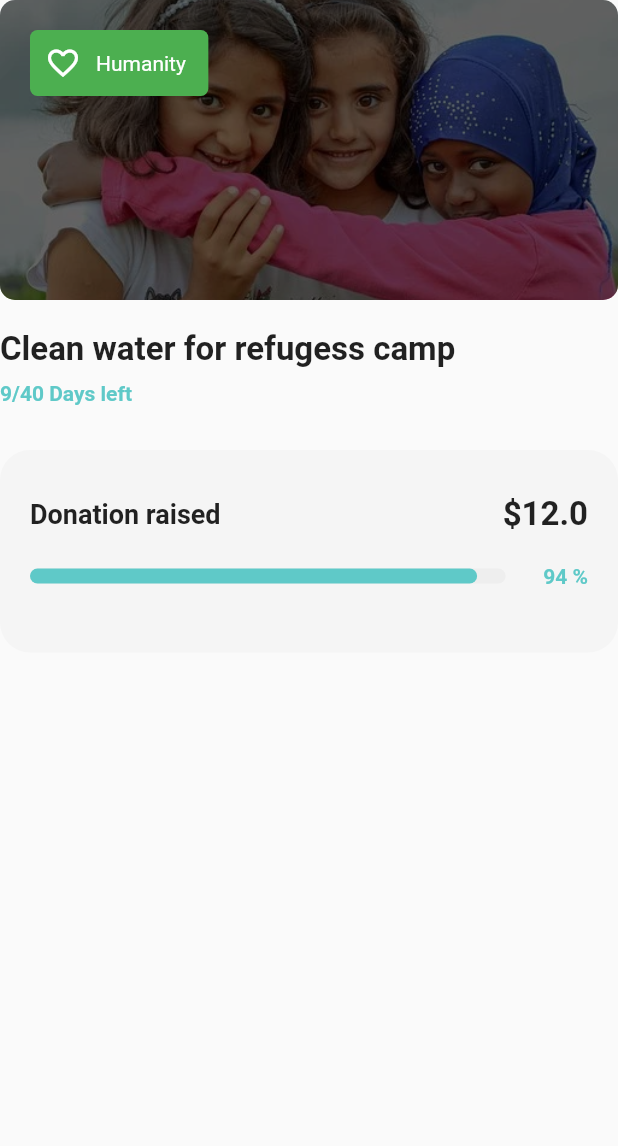
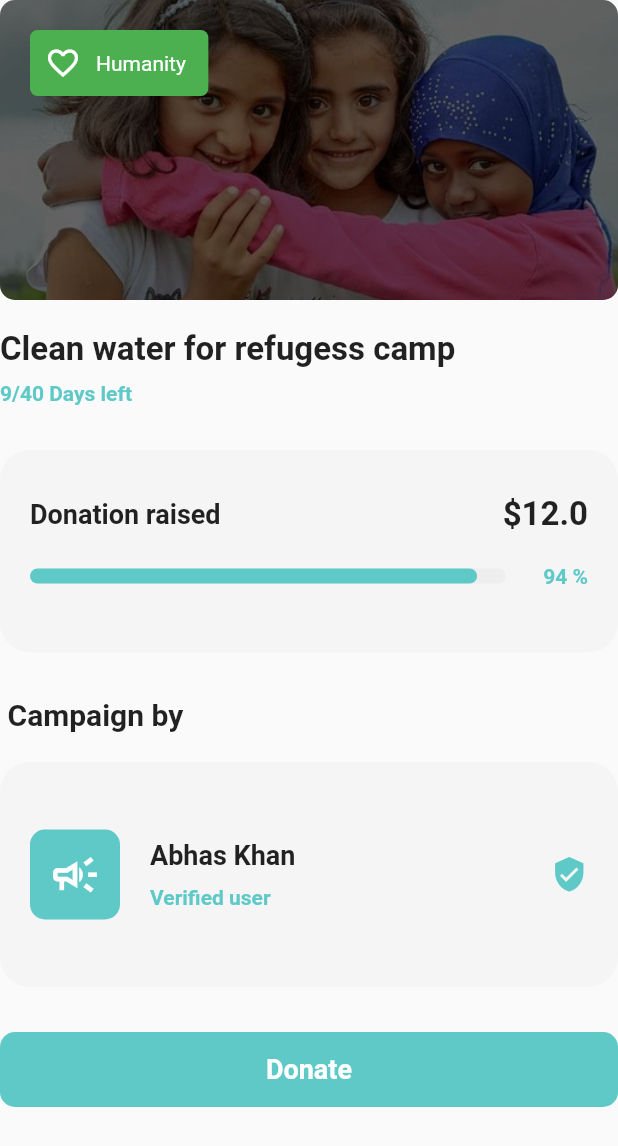
Before and after one commit to vasanth2929/donation-app, a Flutter app: the IssueDetail widget shown alone on an empty page, opened directly with sample values from the repository, on a phone screen of 412 x 824 dp. Shown: the top 1146 px of the screen. Run offline on Flutter 3.47's test engine with Material 2 defaults, Android fonts, the phone set to English and light mode, and no system bars; our stand-ins replace get.

Commit message:
detail page

```diff
--- a/lib/widgets/detail/issue_detail.dart
+++ b/lib/widgets/detail/issue_detail.dart
@@ -139,6 +139,91 @@ class IssueDetail extends StatelessWidget {
               )
             ],
           ),
+        ),
+        SizedBox(
+          height: 30,
+        ),
+        Padding(
+          padding: EdgeInsets.only(left: 5, bottom: 20),
+          child: Text(
+            "Campaign by",
+            style: TextStyle(fontWeight: FontWeight.bold, fontSize: 20),
+          ),
+        ),
+        Container(
+          padding: EdgeInsets.all(20),
+          decoration: BoxDecoration(
+              color: Colors.grey[100], borderRadius: BorderRadius.circular(20)),
+          height: 150,
+          child: Row(
+            crossAxisAlignment: CrossAxisAlignment.center,
+            children: [
+              Container(
+                height: 60,
+                width: 60,
+                decoration: BoxDecoration(
+                    color: Color(0xFF5fc9c8),
+                    borderRadius: BorderRadius.circular(10)),
+                child: Center(
+                  child: Icon(
+                    Icons.campaign_outlined,
+                    size: 35,
+                    color: Colors.white,
+                  ),
+                ),
+              ),
+              SizedBox(
+                width: 20,
+              ),
+              Column(
+                crossAxisAlignment: CrossAxisAlignment.start,
+                mainAxisAlignment: MainAxisAlignment.center,
+                children: [
+                  Text(
+                    "Abhas Khan",
+                    style: TextStyle(fontSize: 18, fontWeight: FontWeight.bold),
+                  ),
+                  SizedBox(
+                    height: 10,
+                  ),
+                  Text(
+                    "Verified user",
+                    style: TextStyle(
+                        color: Color(0xFF5fc9c8), fontWeight: FontWeight.bold),
+                  )
+                ],
+              ),
+              Expanded(child: Container()),
+              Icon(
+                Icons.verified_user,
+                size: 25,
+                color: Color(0xFF5fc9c8),
+              )
+            ],
+          ),
+        ),
+        SizedBox(
+          height: 30,
+        ),
+        InkWell(
+          onTap: () {
+            print("hello");
+          },
+          child: Container(
+            height: 50,
+            decoration: BoxDecoration(
+                color: Color(0xFF5fc9c8),
+                borderRadius: BorderRadius.circular(10)),
+            child: Center(
+              child: Text(
+                "Donate",
+                style: TextStyle(
+                    color: Colors.white,
+                    fontSize: 18,
+                    fontWeight: FontWeight.bold),
+              ),
+            ),
+          ),
         )
       ],
     );
```
